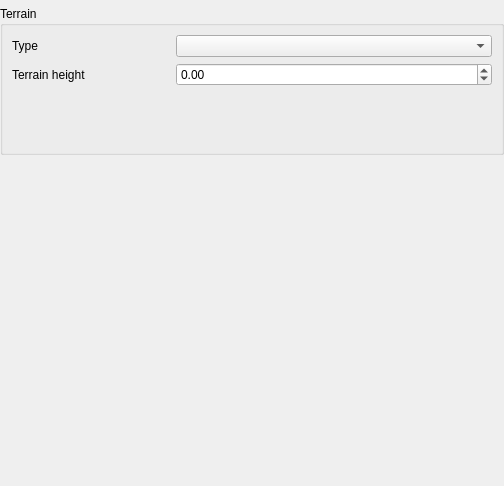
nextgis/nextgisqgis, file src/ui/qgsprojectelevationsettingswidgetbase.ui: the form before one commit.
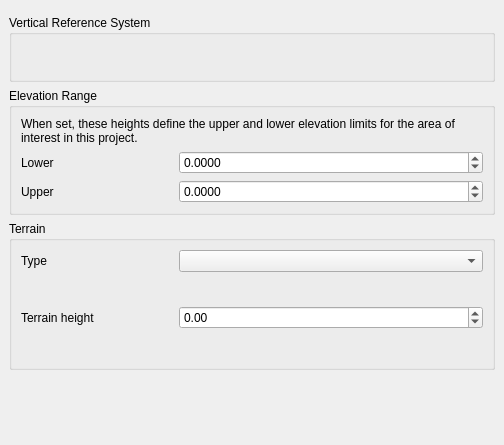
The form after the commit. The open tabs and pages were chosen to show the change. Custom widgets are drawn as their Qt base class.

The edit to the form file:
```diff
--- a/src/ui/qgsprojectelevationsettingswidgetbase.ui
+++ b/src/ui/qgsprojectelevationsettingswidgetbase.ui
@@ -7,13 +7,13 @@
     <x>0</x>
     <y>0</y>
     <width>504</width>
-    <height>486</height>
+    <height>445</height>
    </rect>
   </property>
   <property name="windowTitle">
    <string>Project Elevation Settings</string>
   </property>
-  <layout class="QVBoxLayout" name="verticalLayout" stretch="0,0,0,1">
+  <layout class="QVBoxLayout" name="verticalLayout" stretch="0">
    <property name="leftMargin">
     <number>0</number>
    </property>
@@ -26,11 +26,167 @@
    <property name="bottomMargin">
     <number>0</number>
    </property>
+   <item>
+    <widget class="QgsScrollArea" name="scrollArea">
+     <property name="frameShape">
+      <enum>QFrame::NoFrame</enum>
+     </property>
+     <property name="widgetResizable">
+      <bool>true</bool>
+     </property>
+     <widget class="QWidget" name="scrollAreaWidgetContents">
+      <property name="geometry">
+       <rect>
+        <x>0</x>
+        <y>0</y>
+        <width>504</width>
+        <height>447</height>
+       </rect>
+      </property>
+      <layout class="QVBoxLayout" name="verticalLayout_4">
    <item>
     <widget class="QgsMessageBar" name="mMessageBar" native="true"/>
    </item>
    <item>
-    <widget class="QGroupBox" name="groupBox">
+        <widget class="QGroupBox" name="groupBox_2">
+         <property name="title">
+          <string>Vertical Reference System</string>
+         </property>
+         <layout class="QVBoxLayout" name="verticalLayout_2">
+          <item>
+           <widget class="QgsStackedWidget" name="mVerticalCrsStackedWidget">
+            <property name="currentIndex">
+             <number>1</number>
+            </property>
+            <widget class="QWidget" name="mCrsPageDisabled">
+             <layout class="QVBoxLayout" name="verticalLayout_3">
+              <property name="leftMargin">
+               <number>0</number>
+              </property>
+              <property name="topMargin">
+               <number>0</number>
+              </property>
+              <property name="rightMargin">
+               <number>0</number>
+              </property>
+              <property name="bottomMargin">
+               <number>0</number>
+              </property>
+              <item>
+               <widget class="QLabel" name="mCrsDisabledLabel">
+                <property name="text">
+                 <string/>
+                </property>
+                <property name="wordWrap">
+                 <bool>true</bool>
+                </property>
+               </widget>
+              </item>
+             </layout>
+            </widget>
+            <widget class="QWidget" name="mCrsPageEnabled"/>
+           </widget>
+          </item>
+         </layout>
+        </widget>
+       </item>
+       <item>
+        <widget class="QGroupBox" name="mElevationRangeCheckBox">
+         <property name="title">
+          <string>Elevation Range</string>
+         </property>
+         <property name="checkable">
+          <bool>false</bool>
+         </property>
+         <property name="checked">
+          <bool>false</bool>
+         </property>
+         <property name="collapsed" stdset="0">
+          <bool>true</bool>
+         </property>
+         <property name="syncGroup" stdset="0">
+          <string notr="true">composeritem</string>
+         </property>
+         <layout class="QGridLayout" name="gridLayout_6" columnstretch="1,2">
+          <item row="2" column="1">
+           <widget class="QgsDoubleSpinBox" name="mElevationUpperSpin">
+            <property name="sizePolicy">
+             <sizepolicy hsizetype="Expanding" vsizetype="Fixed">
+              <horstretch>0</horstretch>
+              <verstretch>0</verstretch>
+             </sizepolicy>
+            </property>
+            <property name="toolTip">
+             <string>Maximum elevation of interest</string>
+            </property>
+            <property name="decimals">
+             <number>4</number>
+            </property>
+            <property name="minimum">
+             <double>-9999999999.000000000000000</double>
+            </property>
+            <property name="maximum">
+             <double>9999999999.000000000000000</double>
+            </property>
+           </widget>
+          </item>
+          <item row="1" column="1">
+           <widget class="QgsDoubleSpinBox" name="mElevationLowerSpin">
+            <property name="sizePolicy">
+             <sizepolicy hsizetype="Expanding" vsizetype="Fixed">
+              <horstretch>0</horstretch>
+              <verstretch>0</verstretch>
+             </sizepolicy>
+            </property>
+            <property name="toolTip">
+             <string>Minimum elevation of interest</string>
+            </property>
+            <property name="decimals">
+             <number>4</number>
+            </property>
+            <property name="minimum">
+             <double>-9999999999.000000000000000</double>
+            </property>
+            <property name="maximum">
+             <double>9999999999.000000000000000</double>
+            </property>
+           </widget>
+          </item>
+          <item row="2" column="0">
+           <widget class="QLabel" name="mEndDateTimeLabel_2">
+            <property name="text">
+             <string>Upper</string>
+            </property>
+            <property name="wordWrap">
+             <bool>false</bool>
+            </property>
+           </widget>
+          </item>
+          <item row="1" column="0">
+           <widget class="QLabel" name="mStartDateTimeLabel_2">
+            <property name="text">
+             <string>Lower</string>
+            </property>
+            <property name="wordWrap">
+             <bool>false</bool>
+            </property>
+           </widget>
+          </item>
+          <item row="0" column="0" colspan="2">
+           <widget class="QLabel" name="label">
+            <property name="text">
+             <string>When set, these heights define the upper and lower elevation limits for the area of interest in this project.</string>
+            </property>
+            <property name="wordWrap">
+             <bool>true</bool>
+            </property>
+           </widget>
+          </item>
+         </layout>
+        </widget>
+       </item>
+       <item>
+        <widget class="QgsCollapsibleGroupBox" name="mTerrainGroupBox">
      <property name="title">
       <string>Terrain</string>
      </property>
@@ -81,19 +237,6 @@
             </property>
            </widget>
           </item>
-          <item row="1" column="0">
-           <spacer name="verticalSpacer_2">
-            <property name="orientation">
-             <enum>Qt::Vertical</enum>
-            </property>
-            <property name="sizeHint" stdset="0">
-             <size>
-              <width>20</width>
-              <height>40</height>
-             </size>
-            </property>
-           </spacer>
-          </item>
          </layout>
         </widget>
         <widget class="QWidget" name="mPageRasterDem">
@@ -226,14 +369,24 @@
      <property name="sizeHint" stdset="0">
       <size>
        <width>20</width>
-       <height>140</height>
+           <height>0</height>
       </size>
      </property>
     </spacer>
+       </item>
+      </layout>
+     </widget>
+    </widget>
    </item>
   </layout>
  </widget>
  <customwidgets>
+  <customwidget>
+   <class>QgsCollapsibleGroupBox</class>
+   <extends>QGroupBox</extends>
+   <header>qgscollapsiblegroupbox.h</header>
+   <container>1</container>
+  </customwidget>
   <customwidget>
    <class>QgsDoubleSpinBox</class>
    <extends>QDoubleSpinBox</extends>
@@ -244,6 +397,18 @@
    <extends>QComboBox</extends>
    <header>qgsmaplayercombobox.h</header>
   </customwidget>
+  <customwidget>
+   <class>QgsStackedWidget</class>
+   <extends>QStackedWidget</extends>
+   <header>qgsstackedwidget.h</header>
+   <container>1</container>
+  </customwidget>
+  <customwidget>
+   <class>QgsScrollArea</class>
+   <extends>QScrollArea</extends>
+   <header>qgsscrollarea.h</header>
+   <container>1</container>
+  </customwidget>
   <customwidget>
    <class>QgsMessageBar</class>
    <extends>QWidget</extends>
```
Left out of the diff: 14 changed lines with no effect on the pictures. Lines whose indentation alone changed are shown as unchanged.
